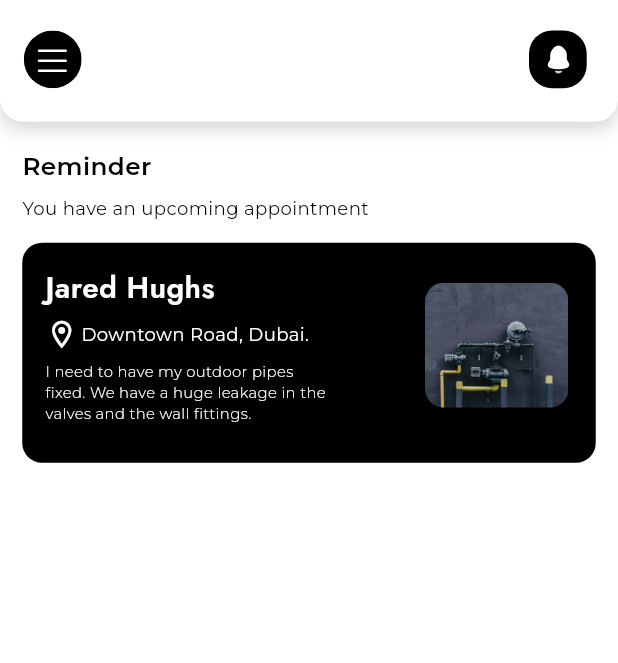
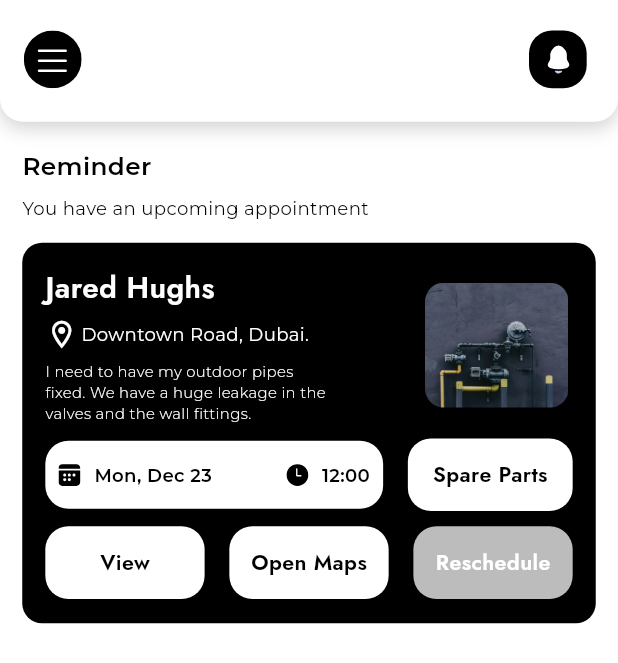
Before and after one commit to Hamzair/reapiroo_app, a Flutter app: the screen it shows after launch, on a phone screen of 412 x 824 dp. Shown: the top 663 px of the screen. Run offline on Flutter 3.47's test engine with Material 3 defaults, Android fonts, the phone set to English and light mode, and no system bars; our stand-ins replace flutter_screenutil, flutter_svg, get, google_fonts, smooth_page_indicator.

Commit message:
working on home screen

```diff
--- a/lib/const/svg_icons.dart
+++ b/lib/const/svg_icons.dart
@@ -3,6 +3,8 @@ class AppSvgs {
   static const String menu = "./assets/svgs/menu.svg";
   static const String back_button = "./assets/svgs/back_button.svg";
   static const String notification = "./assets/svgs/notification.svg";
+  static const String calender = "./assets/svgs/calender.svg";
+  static const String clock = "./assets/svgs/clock.svg";
 
 
   // Midat
--- a/lib/views/home_screen/Home_screen.dart
+++ b/lib/views/home_screen/Home_screen.dart
@@ -2,8 +2,10 @@ import 'package:flutter/material.dart';
 import 'package:flutter_screenutil/flutter_screenutil.dart';
 import 'package:repairoo/const/color.dart';
 import 'package:repairoo/const/images.dart';
+import 'package:repairoo/const/svg_icons.dart';
 import 'package:repairoo/const/text_styles.dart';
 import 'package:repairoo/widgets/app_bars.dart';
+import 'package:repairoo/widgets/my_svg.dart';
 
 class HomeScreen extends StatefulWidget {
   const HomeScreen({super.key});
@@ -74,14 +76,104 @@ class _HomeScreenState extends State<HomeScreen> {
                       ),
                       SizedBox(height: 10.h,),
                       Row(
+                        mainAxisAlignment: MainAxisAlignment.spaceBetween,
                         children: [
                           Container(
-
+                            padding: EdgeInsets.symmetric(horizontal: 8.w, vertical: 14.h),
+                            decoration: BoxDecoration(
+                              color: Colors.white,
+                              borderRadius: BorderRadius.circular(14.w),
+                            ),
+                            child: Row(
+                              mainAxisAlignment: MainAxisAlignment.spaceBetween,
+                              children: [
+                                SizedBox(
+                                  child: Row(
+                                    children: [
+                                      MySvg(assetName: AppSvgs.calender),
+                                      SizedBox(width: 8.w,),
+                                      Text("Mon, Dec 23", style: montserrat600(11.sp, AppColors.primary),),
+                                    ],
+                                  ),
+                                ),
+                                SizedBox(width: 45.w,),
+                                SizedBox(
+                                  child: Row(
+                                    children: [
+                                      MySvg(assetName: AppSvgs.clock),
+                                      SizedBox(width: 8.w,),
+                                      Text("12:00", style: montserrat600(11.sp, AppColors.primary),),
+                                    ],
+                                  ),
+                                ),
+                              ],
+                            ),
+                          ),
+                          SizedBox(width: 15.w,),
+                          Expanded(
+                            child: Container(
+                              padding: EdgeInsets.symmetric( vertical: 14.h),
+                              decoration: BoxDecoration(
+                                color: Colors.white,
+                                borderRadius: BorderRadius.circular(14.w),
+                              ),
+                              alignment: Alignment.center,
+                              child: Text("Spare Parts", style: jost600(13.sp, AppColors.primary),),
+                            ),
                           )
+                        ],
+                      ),
+                      SizedBox(height: 10.h,),
+                      Row(
+                        mainAxisAlignment: MainAxisAlignment.spaceBetween,
+                        children: [
+                          Expanded(
+                            child: Container(
+                              padding: EdgeInsets.symmetric( vertical: 14.h),
+                              decoration: BoxDecoration(
+                                color: Colors.white,
+                                borderRadius: BorderRadius.circular(14.w),
+                              ),
+                              alignment: Alignment.center,
+                              child: Text("View", style: jost600(13.sp, AppColors.primary),),
+                            ),
+                          ),
+                          SizedBox(width: 15.w,),
+                          Expanded(
+                            child: Container(
+                              padding: EdgeInsets.symmetric( vertical: 14.h),
+                              decoration: BoxDecoration(
+                                color: Colors.white,
+                                borderRadius: BorderRadius.circular(14.w),
+                              ),
+                              alignment: Alignment.center,
+                              child: Text("Open Maps", style: jost600(13.sp, AppColors.primary),),
+                            ),
+                          ),
+                          SizedBox(width: 15.w,),
+                          Expanded(
+                            child: Container(
+                              padding: EdgeInsets.symmetric( vertical: 14.h),
+                              decoration: BoxDecoration(
+                                color: AppColors.lightGrey,
+                                borderRadius: BorderRadius.circular(14.w),
+                              ),
+                              alignment: Alignment.center,
+                              child: Text("Reschedule", style: jost600(13.sp, AppColors.secondary),),
+                            ),
+                          ),
                         ],
                       )
                     ]
                   ),
+                ),
+                SizedBox(height: 18.h,),
+                Wrap(
+                  spacing: 0.8,
+                  alignment: WrapAlignment.center,
+                  children: [
+
+                  ],
                 )
 
               ],
```
Also changed, not shown: lib/widgets/custom_box.dart (added, +55 -0 lines).
